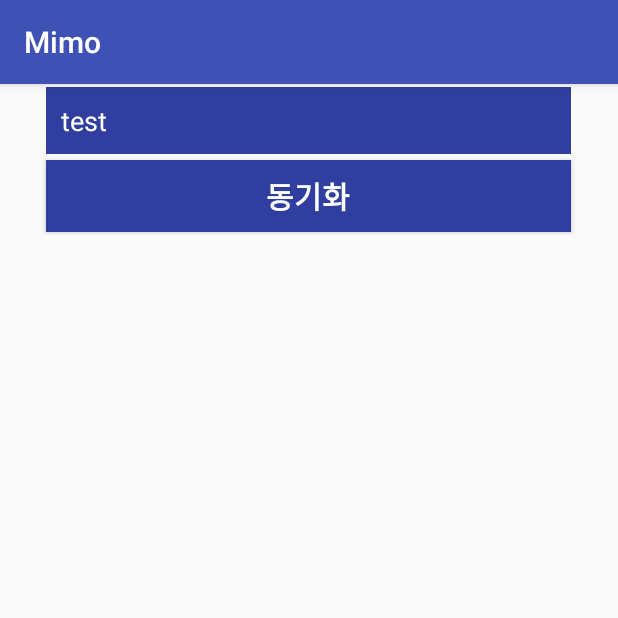
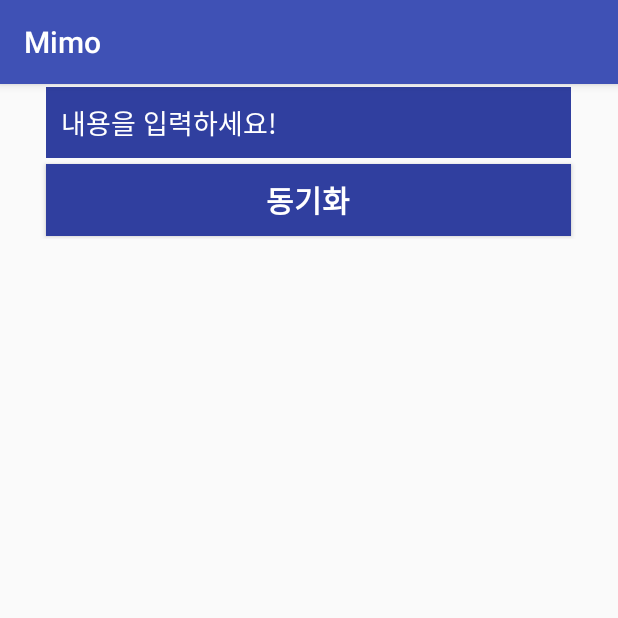
Before and after one commit to ckdgus0505/Mimo, an Android app: the screen it shows after launch (MainActivity), on a phone screen of 412 x 824 dp, the top half of it. Run offline under Robolectric (Android 15) with nearby library versions, the phone set to English and light mode, and no system bars.

Commit message:
Update activity_main.xml
mod TextViewHint
add Button onClick

```diff
--- a/Android_Directory/Mimo/app/src/main/res/layout/activity_main.xml
+++ b/Android_Directory/Mimo/app/src/main/res/layout/activity_main.xml
@@ -16,7 +16,7 @@
             android:layout_width="350dp"
             android:layout_height="wrap_content"
             android:layout_margin="2dp"
-            android:hint="test"
+            android:hint="내용을 입력하세요!"
             android:layout_gravity="center"
             android:padding="10dp"
             android:textColor="#ffffff"
@@ -27,14 +27,15 @@
         <Button
             android:layout_width="350dp"
             android:layout_height="wrap_content"
+            android:layout_gravity="center"
             android:layout_margin="2dp"
+            android:layout_marginTop="10dp"
+            android:background="@color/colorPrimaryDark"
+            android:onClick="onButtonSync"
+            android:text="동기화"
+            android:textColor="#ffffff"
             android:textSize="20dp"
-            android:textStyle="bold"
-            android:textColor="#ffffff"
-            android:background="@color/colorPrimaryDark"
-            android:text="동기화"
-            android:layout_marginTop="10dp"
-            android:layout_gravity="center"/>
+            android:textStyle="bold" />
 
     </LinearLayout>
 
```
